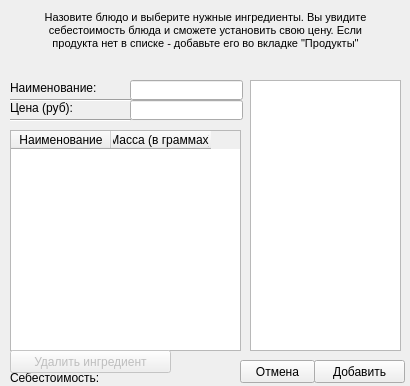
This is admin/addfood.ui in 244sinfall/fastfoodDeliveryAggregator as Qt 5 draws it before an edit. The edited form follows.
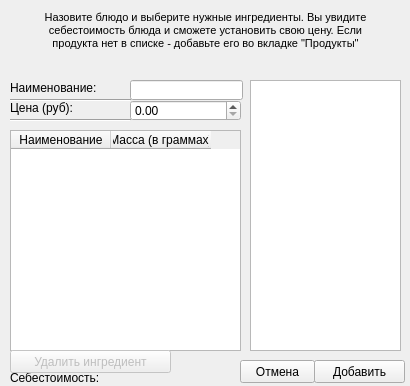
This is the edited form.

```diff
--- a/admin/addfood.ui
+++ b/admin/addfood.ui
@@ -65,15 +65,8 @@
      <height>20</height>
     </rect>
    </property>
-  </widget>
-  <widget class="QLineEdit" name="priceAdder">
-   <property name="geometry">
-    <rect>
-     <x>130</x>
-     <y>100</y>
-     <width>113</width>
-     <height>20</height>
-    </rect>
+   <property name="maxLength">
+    <number>32</number>
    </property>
   </widget>
   <widget class="Line" name="line">
@@ -203,6 +196,19 @@
     <string>Удалить ингредиент</string>
    </property>
   </widget>
+  <widget class="QDoubleSpinBox" name="priceAdder">
+   <property name="geometry">
+    <rect>
+     <x>130</x>
+     <y>100</y>
+     <width>111</width>
+     <height>21</height>
+    </rect>
+   </property>
+   <property name="maximum">
+    <double>99999.990000000005239</double>
+   </property>
+  </widget>
  </widget>
  <resources/>
  <connections/>
```
Left out of the diff: 2 changed lines with no effect on the pictures.
